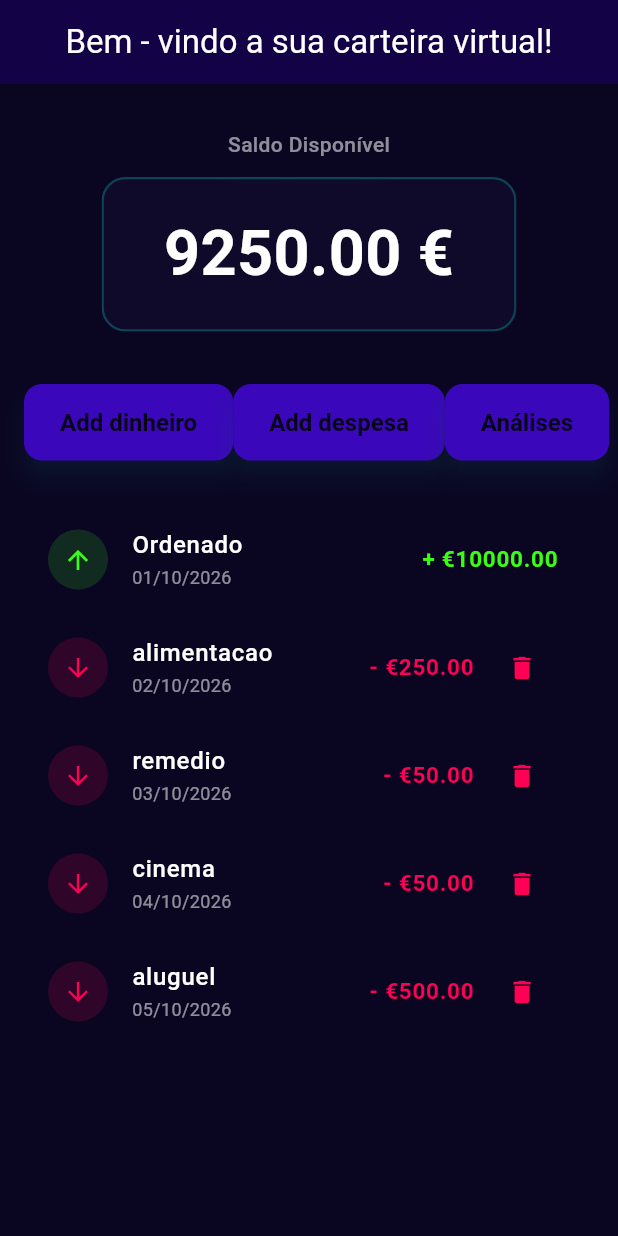
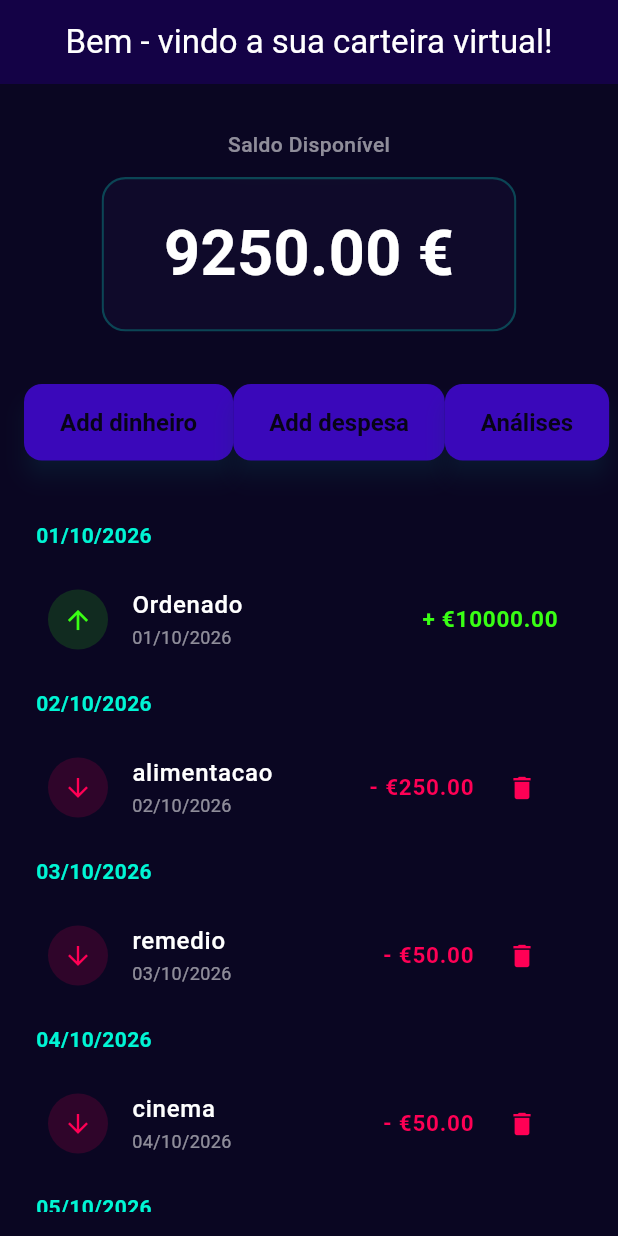
Before and after one commit to Camilaliol/wallet, a Flutter app: the screen it shows after launch, on a phone screen of 412 x 824 dp. Run offline on Flutter 3.47's test engine with Material 3 defaults, Android fonts, the phone set to English and light mode, and no system bars; our stand-ins replace currency_text_input_formatter, fl_chart.

Commit message:
2.5 fazer final do app

```diff
--- a/app/lib/paginas/principal.dart
+++ b/app/lib/paginas/principal.dart
@@ -54,6 +54,19 @@ class _PrincipalState extends State<Principal> {
   ];
 
   double _saldo = 9250.00;
+  //Historio de agrupamento por data
+  Map<String, List<Map<String, dynamic>>> _agruparPorData() {
+    Map<String, List<Map<String, dynamic>>> grupos = {};
+
+    for (var item in _historico) {
+      String data = item['data'] ?? 'Sem data';
+      if (!grupos.containsKey(data)) {
+        grupos[data] = [];
+      }
+      grupos[data]!.add(item);
+    }
+    return grupos;
+  }
 
   void _abrirAddDinheiro() async {
     final deposito = await Navigator.push(
@@ -79,7 +92,6 @@ class _PrincipalState extends State<Principal> {
     );
 
     if (despesa != null) {
-      print(despesa);
       setState(() {
         _historico.add(despesa);
       });
@@ -113,6 +125,10 @@ class _PrincipalState extends State<Principal> {
 
   @override
   Widget build(BuildContext context) {
+    //Executando o agrupamento dos dias
+    final historicoAgrupado = _agruparPorData();
+    final listaDeDatas = historicoAgrupado.keys.toList();
+
     return Scaffold(
       appBar: AppBar(title: Text(widget.title)),
       body: SafeArea(
@@ -183,14 +199,39 @@ class _PrincipalState extends State<Principal> {
 
               Expanded(
                 child: ListView.builder(
-                  itemCount: _historico.length,
-                  itemBuilder: (context, index) {
-                    final item = _historico[index];
+                  //lista do historico
+                  itemCount: listaDeDatas.length, //Quantidade de dias
+                  itemBuilder: (context, indexData) {
+                    final dataDoDia = listaDeDatas[indexData];
+                    final itensDoDia = historicoAgrupado[dataDoDia]!;
+
+                    return Column(
+                      crossAxisAlignment: CrossAxisAlignment.start,
+                      children: [
+                        //inicio do cabeçario do dia
+                        Padding(
+                          padding: const EdgeInsets.symmetric(
+                            vertical: 10.0,
+                            horizontal: 8.0,
+                          ),
+                          child: Text(
+                            dataDoDia,
+                            style: TextStyle(
+                              color: AppTheme.corCianoNeon, //a cor do dia
+                              fontSize: 14,
+                              fontWeight: FontWeight.bold,
+                            ),
+                          ),
+                        ),
+                        //Lista secundaria das transaçoes secundarias
+                        ...itensDoDia.map((item) {
                           String valorMostrar;
                           if (item['tipos'] == 'despesa,') {
-                      valorMostrar = "- €${item['valor'].toStringAsFixed(2)}";
+                            valorMostrar =
+                                "- €${item['valor'].toStringAsFixed(2)}";
                           } else {
-                      valorMostrar = "+ €${item['valor'].toStringAsFixed(2)}";
+                            valorMostrar =
+                                "+ €${item['valor'].toStringAsFixed(2)}";
                           }
                           return ListTile(
                             leading: CircleAvatar(
@@ -246,11 +287,14 @@ class _PrincipalState extends State<Principal> {
                                       color: AppTheme.corDespesa,
                                       size: 20,
                                     ),
-                              onPressed: () => _removerItem(index),
+                                    onPressed: () => _removerItem(indexData),
                                   ),
                                 ],
                               ],
                             ),
+                          );
+                        }),
+                      ],
                     );
                   },
                 ),
```
Lines whose indentation alone changed are shown as unchanged.
